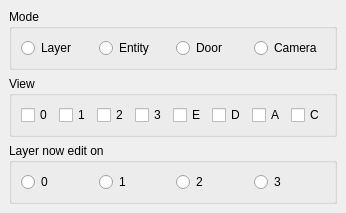
Before: the Qt Designer form DockWidget/EditModeDockWidget.ui in wario-land/WL4Editor, drawn with Qt 5.
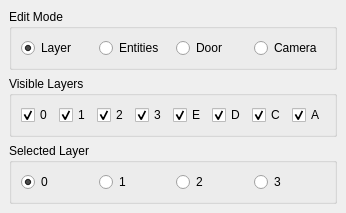
After: the same form once the commit is applied.

Commit message: Add edit mode widget to window, QoL changes

Diff of the .ui file:
```diff
--- a/DockWidget/EditModeDockWidget.ui
+++ b/DockWidget/EditModeDockWidget.ui
@@ -6,19 +6,28 @@
    <rect>
     <x>0</x>
     <y>0</y>
-    <width>340</width>
-    <height>202</height>
+    <width>251</width>
+    <height>178</height>
    </rect>
   </property>
+  <property name="features">
+   <set>QDockWidget::DockWidgetFloatable|QDockWidget::DockWidgetMovable</set>
+  </property>
   <property name="windowTitle">
    <string>Edit Mode</string>
   </property>
   <widget class="QWidget" name="dockWidgetContents">
    <layout class="QVBoxLayout" name="verticalLayout">
     <item>
-     <widget class="QGroupBox" name="groupBox">
+     <widget class="QGroupBox" name="editModeGroupBox">
+      <property name="sizePolicy">
+       <sizepolicy hsizetype="Preferred" vsizetype="Fixed">
+        <horstretch>0</horstretch>
+        <verstretch>0</verstretch>
+       </sizepolicy>
+      </property>
       <property name="title">
-       <string>Mode</string>
+       <string>Edit Mode</string>
       </property>
       <layout class="QHBoxLayout" name="horizontalLayout">
        <item>
@@ -26,12 +35,15 @@
          <property name="text">
           <string>Layer</string>
          </property>
+         <property name="checked">
+          <bool>true</bool>
+         </property>
         </widget>
        </item>
        <item>
         <widget class="QRadioButton" name="RadioButton_EntityMode">
          <property name="text">
-          <string>Entity</string>
+          <string>Entities</string>
          </property>
         </widget>
        </item>
@@ -53,9 +65,15 @@
      </widget>
     </item>
     <item>
-     <widget class="QGroupBox" name="groupBox_2">
+     <widget class="QGroupBox" name="visibleLayersGroupBox">
+      <property name="sizePolicy">
+       <sizepolicy hsizetype="Preferred" vsizetype="Fixed">
+        <horstretch>0</horstretch>
+        <verstretch>0</verstretch>
+       </sizepolicy>
+      </property>
       <property name="title">
-       <string>View</string>
+       <string>Visible Layers</string>
       </property>
       <layout class="QHBoxLayout" name="horizontalLayout_2">
        <item>
@@ -66,6 +84,9 @@
          <property name="text">
           <string>0</string>
          </property>
+         <property name="checked">
+          <bool>true</bool>
+         </property>
         </widget>
        </item>
        <item>
@@ -76,6 +97,9 @@
          <property name="text">
           <string>1</string>
          </property>
+         <property name="checked">
+          <bool>true</bool>
+         </property>
         </widget>
        </item>
        <item>
@@ -86,16 +110,28 @@
          <property name="text">
           <string>2</string>
          </property>
+         <property name="checked">
+          <bool>true</bool>
+         </property>
         </widget>
        </item>
        <item>
         <widget class="QCheckBox" name="CheckBox_Layer3View">
+         <property name="sizePolicy">
+          <sizepolicy hsizetype="MinimumExpanding" vsizetype="MinimumExpanding">
+           <horstretch>0</horstretch>
+           <verstretch>0</verstretch>
+          </sizepolicy>
+         </property>
          <property name="toolTip">
           <string>Layer 3</string>
          </property>
          <property name="text">
           <string>3</string>
          </property>
+         <property name="checked">
+          <bool>true</bool>
+         </property>
         </widget>
        </item>
        <item>
@@ -106,6 +142,9 @@
          <property name="text">
           <string>E</string>
          </property>
+         <property name="checked">
+          <bool>true</bool>
+         </property>
         </widget>
        </item>
        <item>
@@ -116,6 +155,22 @@
          <property name="text">
           <string>D</string>
          </property>
+         <property name="checked">
+          <bool>true</bool>
+         </property>
+        </widget>
+       </item>
+       <item>
+        <widget class="QCheckBox" name="CheckBox_CameraView">
+         <property name="toolTip">
+          <string>Camera</string>
+         </property>
+         <property name="text">
+          <string>C</string>
+         </property>
+         <property name="checked">
+          <bool>true</bool>
+         </property>
         </widget>
        </item>
        <item>
@@ -126,15 +181,8 @@
          <property name="text">
           <string>A</string>
          </property>
-        </widget>
-       </item>
-       <item>
-        <widget class="QCheckBox" name="CheckBox_CameraView">
-         <property name="toolTip">
-          <string>Camera</string>
-         </property>
-         <property name="text">
-          <string>C</string>
+         <property name="checked">
+          <bool>true</bool>
          </property>
         </widget>
        </item>
@@ -142,9 +190,15 @@
      </widget>
     </item>
     <item>
-     <widget class="QGroupBox" name="groupBox_3">
+     <widget class="QGroupBox" name="selectedLayerGroupBox">
+      <property name="sizePolicy">
+       <sizepolicy hsizetype="Preferred" vsizetype="Fixed">
+        <horstretch>0</horstretch>
+        <verstretch>0</verstretch>
+       </sizepolicy>
+      </property>
       <property name="title">
-       <string>Layer now edit on</string>
+       <string>Selected Layer</string>
       </property>
       <layout class="QHBoxLayout" name="horizontalLayout_3">
        <item>
@@ -152,6 +206,9 @@
          <property name="text">
           <string>0</string>
          </property>
+         <property name="checked">
+          <bool>true</bool>
+         </property>
         </widget>
        </item>
        <item>
```
Left out of the diff: 2 changed lines with no effect on the pictures. The commit also changes 14 other files.
